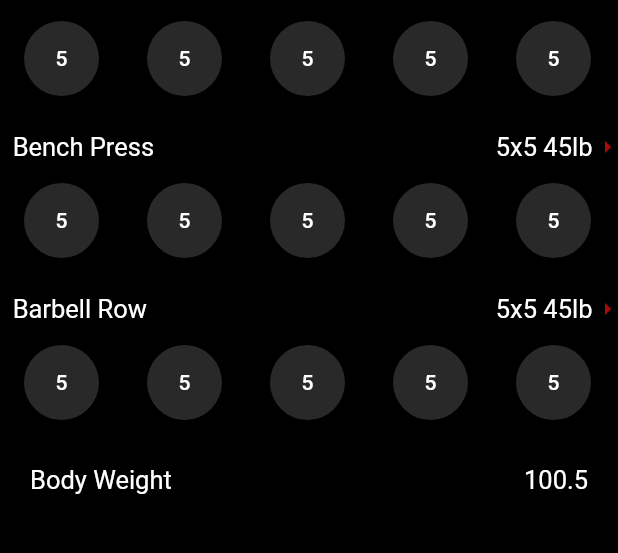
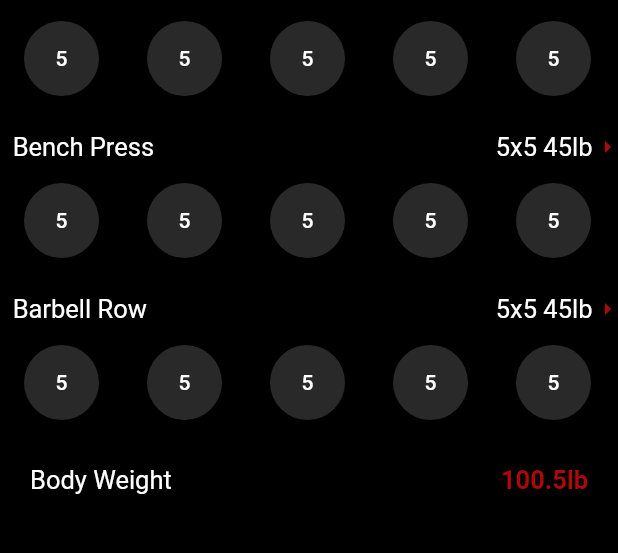
Before and after one commit to jakeump/BlockLifts, a Flutter app: the screen it shows after launch, after a tap on "Start Workout", on a phone screen of 412 x 824 dp, the part 135-688 px from its top. Run offline on Flutter 3.47's test engine with Material 2 defaults, Android fonts, the phone set to English and light mode, and no system bars.

Commit message:
Body weight updates globally automatically, instead of waiting for workout to finish

```diff
--- a/lib/main.dart
+++ b/lib/main.dart
@@ -9,6 +9,7 @@ void main() {
 List<Workout> allWorkouts = []; // global list of workouts
 List<IndivWorkout> allIndivWorkouts = []; // global list of each indiv workout
 List<double> bodyWeights = []; // global list of body weight
+double tempBodyWeight = 100.5;
 
 // should probably be an ordered set
 List<Exercise> allExercises = []; // global list of exercises
@@ -98,7 +99,6 @@ class MyApp extends StatelessWidget {
       allExercises.add(barbellRow);
       allExercises.add(overheadPress);
       allExercises.add(deadlift);
-      bodyWeights.add(100.5);
     }
     return MaterialApp(
       debugShowCheckedModeBanner: false,
@@ -1063,9 +1063,6 @@ class _EditState extends State<Edit> {
 }
 
 class _WorkoutPageState extends State<WorkoutPage> {
-  // to store weight until Finish pressed
-  double tempBodyWeight = bodyWeights[bodyWeights.length - 1];
-
   List<Widget> nums = [
     for (int i = 50; i < 700; i++) ListTile(title: Text(i.toString())),
   ];
@@ -1179,6 +1176,7 @@ class _WorkoutPageState extends State<WorkoutPage> {
                   repsCompleted.add(
                       allWorkouts[widget.index].exercises[i].repsCompleted);
                 }
+
                 allIndivWorkouts.add(IndivWorkout(
                     name,
                     date,
@@ -1389,7 +1387,8 @@ class _WorkoutPageState extends State<WorkoutPage> {
                                       final _decController =
                                           FixedExtentScrollController(
                                               initialItem: (tempBodyWeight -
-                                                      (tempBodyWeight ~/ 1) + 0.05) *
+                                                      (tempBodyWeight ~/ 1) +
+                                                      0.05) *
                                                   10 ~/
                                                   1);
                                       int scrollBodyWeightInt =
@@ -1600,9 +1599,12 @@ class _WorkoutPageState extends State<WorkoutPage> {
                                     },
                                     child: Align(
                                         alignment: Alignment.centerRight,
-                                        child: Text(tempBodyWeight.toString(),
-                                            style: const TextStyle(
+                                        child: Text(
+                                            "${tempBodyWeight.toString()}lb",
+                                            style: TextStyle(
                                               fontSize: 17,
+                                              color: redColor,
+                                              fontWeight: FontWeight.bold,
                                             )))))),
                       ])),
             ])));
```
